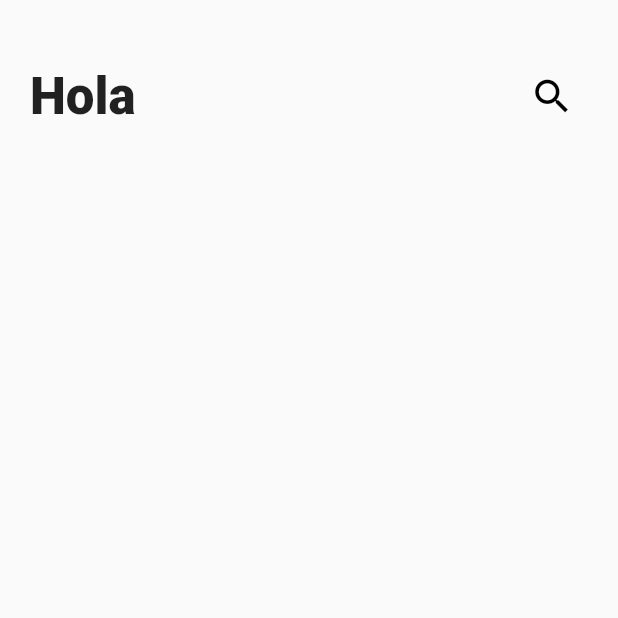
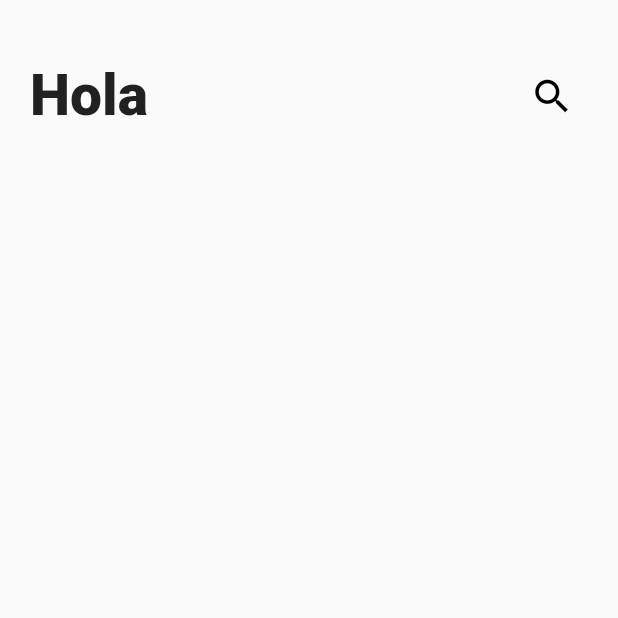
Before and after one commit to Stivenmore/Robin-book, a Flutter app: the screen it shows after launch, on a phone screen of 412 x 824 dp, the top half of it. Run offline on Flutter 3.47's test engine with Material 2 defaults, Android fonts, the phone set to English and light mode, and no system bars; our stand-ins replace get_it, google_fonts, injectable, lottie.

Commit message:
close branch

```diff
--- a/lib/UI/Home/Home.dart
+++ b/lib/UI/Home/Home.dart
@@ -27,7 +27,7 @@ class Home extends StatelessWidget {
                       'Hola',
                       style: GoogleFonts.abhayaLibre(
                           textStyle: const TextStyle(
-                              fontSize: 34, fontWeight: FontWeight.w800)),
+                              fontSize: 38, fontWeight: FontWeight.w800)),
                     ),
                     IconButton(
                         onPressed: () {},
--- /dev/null
+++ b/lib/UI/Utils/Global/Env.dart
@@ -0,0 +1 @@
+const String url = "https://openlibrary.org/";
```
